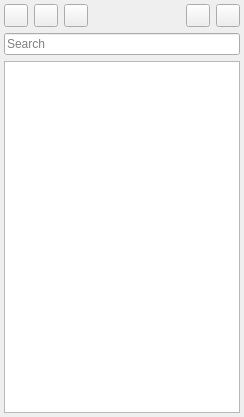
This is src/x/modbus/modbusdevicelistview.ui in x-tools-author/x-tools as Qt 5 draws it before an edit. The edited form follows.
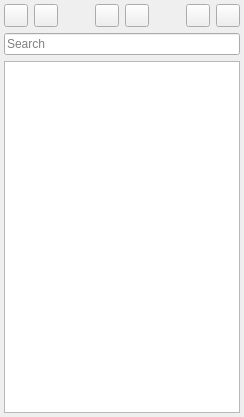
This is the edited form.

```diff
--- a/src/x/modbus/modbusdevicelistview.ui
+++ b/src/x/modbus/modbusdevicelistview.ui
@@ -49,9 +49,26 @@
       </widget>
      </item>
      <item>
-      <widget class="QToolButton" name="toolButtonTree">
+      <widget class="QLabel" name="label_2">
+       <property name="text">
+        <string notr="true"/>
+       </property>
+      </widget>
+     </item>
+     <item>
+      <widget class="QToolButton" name="toolButtonExpandAll">
        <property name="toolTip">
-        <string>Open all nodes</string>
+        <string>Expand all items</string>
+       </property>
+       <property name="text">
+        <string notr="true"/>
+       </property>
+      </widget>
+     </item>
+     <item>
+      <widget class="QToolButton" name="toolButtonCollapseAll">
+       <property name="toolTip">
+        <string>Collapse all items</string>
        </property>
        <property name="text">
         <string notr="true"/>
```
